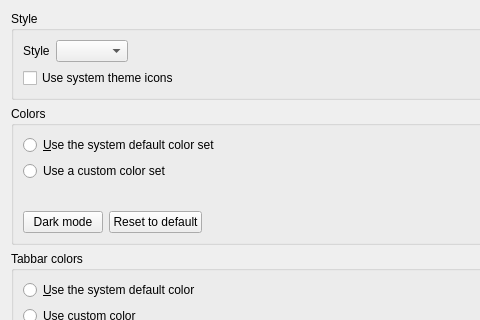
Before: the Qt Designer form src/settings/appearancesettingspage.ui in strawberrymusicplayer/strawberry, drawn with Qt 5; both pictures show x 0 to 480 and y 0 to 320 of the 612 by 1166 pixel window.
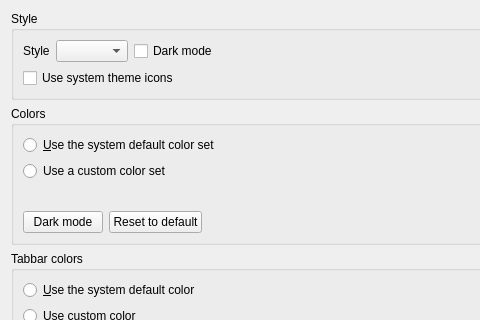
After: the same form once the commit is applied.

Commit message: Add support for native dark mode on Windows

```diff
--- a/src/settings/appearancesettingspage.ui
+++ b/src/settings/appearancesettingspage.ui
@@ -36,6 +36,13 @@
           </property>
          </widget>
         </item>
+        <item>
+         <widget class="QCheckBox" name="checkbox_dark_mode">
+          <property name="text">
+           <string>Dark mode</string>
+          </property>
+         </widget>
+        </item>
         <item>
          <spacer name="spacer_style">
           <property name="orientation">
```
The commit also changes 5 other files.
